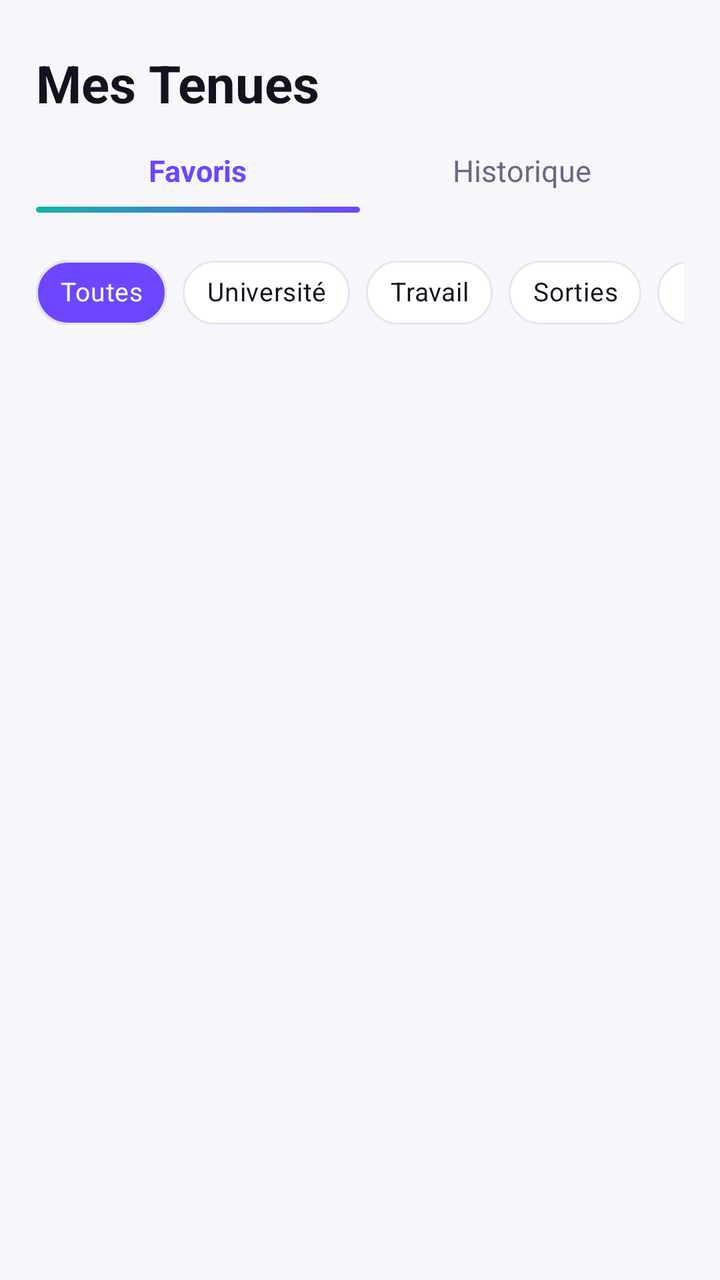
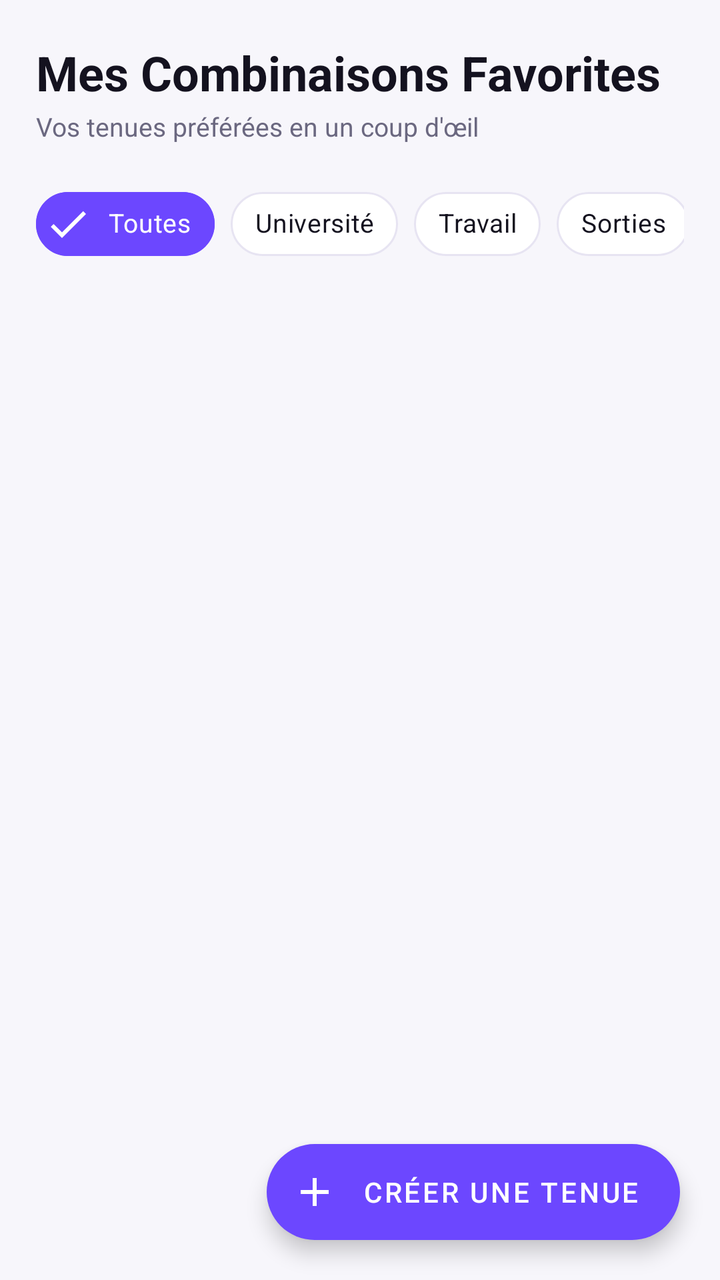

Screens rendered from an Android XML layout before and after an edit, with the pre-edit source and the edit as a unified diff.
<!-- AndroidManifest.xml: application theme Theme.Wearia -->
<!-- res/layout/fragment_my_outfits.xml -->
<?xml version="1.0" encoding="utf-8"?>
<LinearLayout xmlns:android="http://schemas.android.com/apk/res/android"
    xmlns:app="http://schemas.android.com/apk/res-auto"
    xmlns:tools="http://schemas.android.com/tools"
    android:layout_width="match_parent"
    android:layout_height="match_parent"
    android:orientation="vertical"
    android:background="@color/colorBackground"
    android:paddingHorizontal="18dp"
    android:paddingTop="24dp">

    
    <TextView
        android:layout_width="wrap_content"
        android:layout_height="wrap_content"
        android:text="Mes Tenues"
        android:textSize="26sp"
        android:textStyle="bold"
        android:textColor="@color/colorTextPrimary"
        android:layout_marginBottom="16dp" />

    
    <LinearLayout
        android:layout_width="match_parent"
        android:layout_height="wrap_content"
        android:orientation="horizontal"
        android:gravity="center"
        android:layout_marginBottom="16dp">

        <LinearLayout
            android:id="@+id/tab_favorites"
            android:layout_width="0dp"
            android:layout_height="wrap_content"
            android:layout_weight="1"
            android:orientation="vertical"
            android:gravity="center"
            android:clickable="true"
            android:focusable="true">

            <TextView
                android:id="@+id/tv_tab_favorites"
                android:layout_width="wrap_content"
                android:layout_height="wrap_content"
                android:text="Favoris"
                android:textSize="15sp"
                android:textStyle="bold"
                android:textColor="@color/colorPrimary"
                android:paddingBottom="8dp" />

            <View
                android:id="@+id/indicator_favorites"
                android:layout_width="match_parent"
                android:layout_height="3dp"
                android:background="@drawable/bg_brand_gradient" />
        </LinearLayout>

        <LinearLayout
            android:id="@+id/tab_history"
            android:layout_width="0dp"
            android:layout_height="wrap_content"
            android:layout_weight="1"
            android:orientation="vertical"
            android:gravity="center"
            android:clickable="true"
            android:focusable="true">

            <TextView
                android:id="@+id/tv_tab_history"
                android:layout_width="wrap_content"
                android:layout_height="wrap_content"
                android:text="Historique"
                android:textSize="15sp"
                android:textColor="@color/colorTextSecondary"
                android:paddingBottom="8dp" />

            <View
                android:id="@+id/indicator_history"
                android:layout_width="match_parent"
                android:layout_height="3dp"
                android:background="@android:color/transparent" />
        </LinearLayout>
    </LinearLayout>

    
    <HorizontalScrollView
        android:layout_width="match_parent"
        android:layout_height="wrap_content"
        android:scrollbars="none"
        android:layout_marginBottom="14dp">

        <com.google.android.material.chip.ChipGroup
            android:id="@+id/chip_group_occasions"
            android:layout_width="wrap_content"
            android:layout_height="wrap_content"
            app:singleSelection="true">

            <com.google.android.material.chip.Chip
                android:id="@+id/chip_occasion_all"
                android:layout_width="wrap_content"
                android:layout_height="wrap_content"
                android:text="Toutes"
                android:checked="true"
                style="@style/Widget.Wearia.Chip"
                app:chipBackgroundColor="@color/colorPrimary"
                android:textColor="@color/colorOnPrimary" />

            <com.google.android.material.chip.Chip
                android:id="@+id/chip_occasion_university"
                android:layout_width="wrap_content"
                android:layout_height="wrap_content"
                android:text="Université"
                style="@style/Widget.Wearia.Chip" />

            <com.google.android.material.chip.Chip
                android:id="@+id/chip_occasion_work"
                android:layout_width="wrap_content"
                android:layout_height="wrap_content"
                android:text="Travail"
                style="@style/Widget.Wearia.Chip" />

            <com.google.android.material.chip.Chip
                android:id="@+id/chip_occasion_outings"
                android:layout_width="wrap_content"
                android:layout_height="wrap_content"
                android:text="Sorties"
                style="@style/Widget.Wearia.Chip" />

            <com.google.android.material.chip.Chip
                android:id="@+id/chip_occasion_events"
                android:layout_width="wrap_content"
                android:layout_height="wrap_content"
                android:text="Événements"
                style="@style/Widget.Wearia.Chip" />
        </com.google.android.material.chip.ChipGroup>
    </HorizontalScrollView>

    <ProgressBar
        android:id="@+id/progress_bar"
        android:layout_width="wrap_content"
        android:layout_height="wrap_content"
        android:layout_gravity="center"
        android:indeterminateTint="@color/colorPrimary"
        android:visibility="gone"
        android:layout_marginVertical="24dp" />

    <TextView
        android:id="@+id/tv_empty"
        android:layout_width="match_parent"
        android:layout_height="match_parent"
        android:gravity="center"
        android:text="Aucune tenue enregistrée pour le moment.\nGénérez une tenue et touchez 'J'aime' pour la retrouver ici."
        android:textColor="@color/colorTextSecondary"
        android:textSize="14sp"
        android:lineSpacingExtra="3dp"
        android:visibility="gone"
        android:padding="32dp" />

    
    <androidx.recyclerview.widget.RecyclerView
        android:id="@+id/rv_outfits"
        android:layout_width="match_parent"
        android:layout_height="match_parent"
        android:clipToPadding="false"
        android:paddingBottom="28dp" />

</LinearLayout>
<!-- resources referenced by this layout -->
<resources>
  <color name="colorBackground">#F7F6FB</color>
  <color name="colorOnPrimary">#FFFFFF</color>
  <color name="colorPrimary">#6C47FF</color>
  <color name="colorTextPrimary">#14121F</color>
  <color name="colorTextSecondary">#6B6880</color>
  <!-- drawable bg_brand_gradient (drawable) -->
  <?xml version="1.0" encoding="utf-8"?>
  <shape xmlns:android="http://schemas.android.com/apk/res/android"
      android:shape="rectangle">
      <gradient
          android:angle="315"
          android:startColor="#12B5A6"
          android:endColor="#6C47FF"
          android:type="linear" />
      <corners android:radius="24dp" />
  </shape>
  <style name="Widget.Wearia.Chip" parent="Widget.MaterialComponents.Chip.Choice">
          <item name="chipCornerRadius">@dimen/chip_corner_radius</item>
          <item name="chipBackgroundColor">@color/colorSurface</item>
          <item name="chipStrokeColor">@color/colorBorder</item>
          <item name="chipStrokeWidth">1dp</item>
          <item name="android:textColor">@color/colorTextPrimary</item>
          <item name="android:textSize">13sp</item>
          <item name="android:textAlignment">center</item>
          <item name="android:gravity">center</item>
          <item name="android:paddingStart">14dp</item>
          <item name="android:paddingEnd">14dp</item>
          <item name="android:minHeight">40dp</item>
      </style>
  <dimen name="chip_corner_radius">20dp</dimen>
  <color name="colorSurface">#FFFFFF</color>
  <color name="colorBorder">#E7E4F2</color>
  <color name="colorPrimaryVariant">#5338D5</color>
  <color name="colorSecondary">#12B5A6</color>
  <color name="colorSecondaryVariant">#0E9487</color>
  <color name="colorOnSecondary">#FFFFFF</color>
  <style name="Widget.Wearia.Button.Pill" parent="Widget.MaterialComponents.Button">
          <item name="backgroundTint">@color/colorPrimary</item>
          <item name="android:textColor">@color/colorOnPrimary</item>
          <item name="cornerRadius">@dimen/pill_corner_radius</item>
          <item name="android:insetTop">0dp</item>
          <item name="android:insetBottom">0dp</item>
          <item name="android:minHeight">@dimen/button_height</item>
          <item name="android:paddingTop">0dp</item>
          <item name="android:paddingBottom">0dp</item>
          <item name="android:paddingLeft">24dp</item>
          <item name="android:paddingRight">24dp</item>
          <item name="android:gravity">center</item>
          <item name="android:textAlignment">center</item>
          <item name="android:includeFontPadding">false</item>
          <item name="android:textSize">15sp</item>
          <item name="android:textStyle">bold</item>
          <item name="android:textAllCaps">false</item>
          <item name="elevation">2dp</item>
          <item name="android:stateListAnimator">@null</item>
      </style>
  <style name="Widget.Wearia.Card" parent="Widget.MaterialComponents.CardView">
          <item name="cardBackgroundColor">@color/colorSurfaceCard</item>
          <item name="cardCornerRadius">@dimen/card_corner_radius</item>
          <item name="cardElevation">2dp</item>
          <item name="strokeColor">@color/colorBorder</item>
          <item name="strokeWidth">1dp</item>
      </style>
  <style name="Widget.Wearia.BottomNav" parent="Widget.MaterialComponents.BottomNavigationView">
          <item name="backgroundTint">@color/colorSurface</item>
          <item name="itemIconTint">@color/bottom_nav_color_selector</item>
          <item name="itemTextColor">@color/bottom_nav_color_selector</item>
          <item name="elevation">12dp</item>
          <item name="itemRippleColor">#1A6C47FF</item>
      </style>
  <dimen name="pill_corner_radius">24dp</dimen>
  <dimen name="button_height">52dp</dimen>
  <color name="colorSurfaceCard">#FFFFFF</color>
  <dimen name="card_corner_radius">20dp</dimen>
  <!-- unchanged entries left out for length: 1 -->
</resources>

<!-- the commit's change to res/layout/fragment_my_outfits.xml (unified diff, before → after) -->
@@ -1,166 +1,198 @@
 <?xml version="1.0" encoding="utf-8"?>
-<LinearLayout xmlns:android="http://schemas.android.com/apk/res/android"
+<androidx.coordinatorlayout.widget.CoordinatorLayout
+    xmlns:android="http://schemas.android.com/apk/res/android"
     xmlns:app="http://schemas.android.com/apk/res-auto"
     xmlns:tools="http://schemas.android.com/tools"
     android:layout_width="match_parent"
     android:layout_height="match_parent"
-    android:orientation="vertical"
-    android:background="@color/colorBackground"
-    android:paddingHorizontal="18dp"
-    android:paddingTop="24dp">
+    android:background="@color/colorBackground">
 
-    
-    <TextView
-        android:layout_width="wrap_content"
-        android:layout_height="wrap_content"
-        android:text="Mes Tenues"
-        android:textSize="26sp"
-        android:textStyle="bold"
-        android:textColor="@color/colorTextPrimary"
-        android:layout_marginBottom="16dp" />
-
-    
     <LinearLayout
         android:layout_width="match_parent"
-        android:layout_height="wrap_content"
-        android:orientation="horizontal"
-        android:gravity="center"
-        android:layout_marginBottom="16dp">
+        android:layout_height="match_parent"
+        android:orientation="vertical"
+        android:paddingHorizontal="18dp"
+        android:paddingTop="20dp">
 
+        
         <LinearLayout
-            android:id="@+id/tab_favorites"
-            android:layout_width="0dp"
+            android:layout_width="match_parent"
             android:layout_height="wrap_content"
-            android:layout_weight="1"
             android:orientation="vertical"
-            android:gravity="center"
-            android:clickable="true"
-            android:focusable="true">
+            android:layout_marginBottom="16dp">
 
             <TextView
-                android:id="@+id/tv_tab_favorites"
                 android:layout_width="wrap_content"
                 android:layout_height="wrap_content"
-                android:text="Favoris"
-                android:textSize="15sp"
+                android:text="Mes Combinaisons Favorites"
+                android:textSize="24sp"
                 android:textStyle="bold"
-                android:textColor="@color/colorPrimary"
-                android:paddingBottom="8dp" />
+                android:textColor="@color/colorTextPrimary" />
 
-            <View
-                android:id="@+id/indicator_favorites"
-                android:layout_width="match_parent"
-                android:layout_height="3dp"
-                android:background="@drawable/bg_brand_gradient" />
+            <TextView
+                android:layout_width="wrap_content"
+                android:layout_height="wrap_content"
+                android:text="Vos tenues préférées en un coup d'œil"
+                android:textSize="13sp"
+                android:textColor="@color/colorTextSecondary"
+                android:layout_marginTop="2dp" />
         </LinearLayout>
 
-        <LinearLayout
-            android:id="@+id/tab_history"
-            android:layout_width="0dp"
+        
+        <HorizontalScrollView
+            android:layout_width="match_parent"
             android:layout_height="wrap_content"
-            android:layout_weight="1"
-            android:orientation="vertical"
-            android:gravity="center"
-            android:clickable="true"
-            android:focusable="true">
+            android:scrollbars="none"
+            android:layout_marginBottom="14dp">
 
-            <TextView
-                android:id="@+id/tv_tab_history"
+            <com.google.android.material.chip.ChipGroup
+                android:id="@+id/chip_group_occasions"
                 android:layout_width="wrap_content"
                 android:layout_height="wrap_content"
-                android:text="Historique"
-                android:textSize="15sp"
-                android:textColor="@color/colorTextSecondary"
-                android:paddingBottom="8dp" />
+                app:singleSelection="true"
+                app:selectionRequired="true">
 
-            <View
-                android:id="@+id/indicator_history"
-                android:layout_width="match_parent"
-                android:layout_height="3dp"
-                android:background="@android:color/transparent" />
-        </LinearLayout>
+                <com.google.android.material.chip.Chip
+                    android:id="@+id/chip_occasion_all"
+                    android:layout_width="wrap_content"
+                    android:layout_height="wrap_content"
+                    android:text="Toutes"
+                    android:checkable="true"
+                    android:checked="true"
+                    app:checkedIconVisible="true"
+                    app:checkedIconTint="@color/chip_filter_text_color"
+                    app:chipBackgroundColor="@color/chip_filter_background"
+                    app:chipStrokeColor="@color/chip_filter_stroke_color"
+                    app:chipStrokeWidth="1dp"
+                    app:chipCornerRadius="20dp"
+                    android:textColor="@color/chip_filter_text_color"
+                    android:textSize="13sp" />
+
+                <com.google.android.material.chip.Chip
+                    android:id="@+id/chip_occasion_university"
+                    android:layout_width="wrap_content"
+                    android:layout_height="wrap_content"
+                    android:text="Université"
+                    android:checkable="true"
+                    android:checked="false"
+                    app:checkedIconVisible="true"
+                    app:checkedIconTint="@color/chip_filter_text_color"
+                    app:chipBackgroundColor="@color/chip_filter_background"
+                    app:chipStrokeColor="@color/chip_filter_stroke_color"
+                    app:chipStrokeWidth="1dp"
+                    app:chipCornerRadius="20dp"
+                    android:textColor="@color/chip_filter_text_color"
+                    android:textSize="13sp" />
+
+                <com.google.android.material.chip.Chip
+                    android:id="@+id/chip_occasion_work"
+                    android:layout_width="wrap_content"
+                    android:layout_height="wrap_content"
+                    android:text="Travail"
+                    android:checkable="true"
+                    android:checked="false"
+                    app:checkedIconVisible="true"
+                    app:checkedIconTint="@color/chip_filter_text_color"
+                    app:chipBackgroundColor="@color/chip_filter_background"
+                    app:chipStrokeColor="@color/chip_filter_stroke_color"
+                    app:chipStrokeWidth="1dp"
+                    app:chipCornerRadius="20dp"
+                    android:textColor="@color/chip_filter_text_color"
+                    android:textSize="13sp" />
+
+                <com.google.android.material.chip.Chip
+                    android:id="@+id/chip_occasion_outings"
+                    android:layout_width="wrap_content"
+                    android:layout_height="wrap_content"
+                    android:text="Sorties"
+                    android:checkable="true"
+                    android:checked="false"
+                    app:checkedIconVisible="true"
+                    app:checkedIconTint="@color/chip_filter_text_color"
+                    app:chipBackgroundColor="@color/chip_filter_background"
+                    app:chipStrokeColor="@color/chip_filter_stroke_color"
+                    app:chipStrokeWidth="1dp"
+                    app:chipCornerRadius="20dp"
+                    android:textColor="@color/chip_filter_text_color"
+                    android:textSize="13sp" />
+
+                <com.google.android.material.chip.Chip
+                    android:id="@+id/chip_occasion_events"
+                    android:layout_width="wrap_content"
+                    android:layout_height="wrap_content"
+                    android:text="Événements"
+                    android:checkable="true"
+                    android:checked="false"
+                    app:checkedIconVisible="true"
+                    app:checkedIconTint="@color/chip_filter_text_color"
+                    app:chipBackgroundColor="@color/chip_filter_background"
+                    app:chipStrokeColor="@color/chip_filter_stroke_color"
+                    app:chipStrokeWidth="1dp"
+                    app:chipCornerRadius="20dp"
+                    android:textColor="@color/chip_filter_text_color"
+                    android:textSize="13sp" />
+
+                <com.google.android.material.chip.Chip
+                    android:id="@+id/chip_occasion_daily"
+                    android:layout_width="wrap_content"
+                    android:layout_height="wrap_content"
+                    android:text="Quotidien"
+                    android:checkable="true"
+                    android:checked="false"
+                    app:checkedIconVisible="true"
+                    app:checkedIconTint="@color/chip_filter_text_color"
+                    app:chipBackgroundColor="@color/chip_filter_background"
+                    app:chipStrokeColor="@color/chip_filter_stroke_color"
+                    app:chipStrokeWidth="1dp"
+                    app:chipCornerRadius="20dp"
+                    android:textColor="@color/chip_filter_text_color"
+                    android:textSize="13sp" />
+            </com.google.android.material.chip.ChipGroup>
+        </HorizontalScrollView>
+
+        <ProgressBar
+            android:id="@+id/progress_bar"
+            android:layout_width="wrap_content"
+            android:layout_height="wrap_content"
+            android:layout_gravity="center"
+            android:indeterminateTint="@color/colorPrimary"
+            android:visibility="gone"
+            android:layout_marginVertical="24dp" />
+
+        <TextView
+            android:id="@+id/tv_empty"
+            android:layout_width="match_parent"
+            android:layout_height="match_parent"
+            android:gravity="center"
+            android:text="Aucune combinaison favorite enregistrée pour le moment.\nTouchez 'Créer une tenue' ou générez une tenue pour la retrouver ici."
+            android:textColor="@color/colorTextSecondary"
+            android:textSize="14sp"
+            android:lineSpacingExtra="3dp"
+            android:visibility="gone"
+            android:padding="32dp" />
+
+        
+        <androidx.recyclerview.widget.RecyclerView
+            android:id="@+id/rv_outfits"
+            android:layout_width="match_parent"
+            android:layout_height="match_parent"
+            android:clipToPadding="false"
+            android:paddingBottom="88dp" />
+
     </LinearLayout>
 
     
-    <HorizontalScrollView
-        android:layout_width="match_parent"
-        android:layout_height="wrap_content"
-        android:scrollbars="none"
-        android:layout_marginBottom="14dp">
-
-        <com.google.android.material.chip.ChipGroup
-            android:id="@+id/chip_group_occasions"
-            android:layout_width="wrap_content"
-            android:layout_height="wrap_content"
-            app:singleSelection="true">
-
-            <com.google.android.material.chip.Chip
-                android:id="@+id/chip_occasion_all"
-                android:layout_width="wrap_content"
-                android:layout_height="wrap_content"
-                android:text="Toutes"
-                android:checked="true"
-                style="@style/Widget.Wearia.Chip"
-                app:chipBackgroundColor="@color/colorPrimary"
-                android:textColor="@color/colorOnPrimary" />
-
-            <com.google.android.material.chip.Chip
-                android:id="@+id/chip_occasion_university"
-                android:layout_width="wrap_content"
-                android:layout_height="wrap_content"
-                android:text="Université"
-                style="@style/Widget.Wearia.Chip" />
-
-            <com.google.android.material.chip.Chip
-                android:id="@+id/chip_occasion_work"
-                android:layout_width="wrap_content"
-                android:layout_height="wrap_content"
-                android:text="Travail"
-                style="@style/Widget.Wearia.Chip" />
-
-            <com.google.android.material.chip.Chip
-                android:id="@+id/chip_occasion_outings"
-                android:layout_width="wrap_content"
-                android:layout_height="wrap_content"
-                android:text="Sorties"
-                style="@style/Widget.Wearia.Chip" />
-
-            <com.google.android.material.chip.Chip
-                android:id="@+id/chip_occasion_events"
-                android:layout_width="wrap_content"
-                android:layout_height="wrap_content"
-                android:text="Événements"
-                style="@style/Widget.Wearia.Chip" />
-        </com.google.android.material.chip.ChipGroup>
-    </HorizontalScrollView>
-
-    <ProgressBar
-        android:id="@+id/progress_bar"
+    <com.google.android.material.floatingactionbutton.ExtendedFloatingActionButton
+        android:id="@+id/fab_create_outfit"
         android:layout_width="wrap_content"
         android:layout_height="wrap_content"
-        android:layout_gravity="center"
-        android:indeterminateTint="@color/colorPrimary"
-        android:visibility="gone"
-        android:layout_marginVertical="24dp" />
+        android:layout_gravity="bottom|end"
+        android:layout_margin="20dp"
+        android:text="Créer une tenue"
+        android:textColor="@android:color/white"
+        app:icon="@drawable/ic_add"
+        app:iconTint="@android:color/white"
+        app:backgroundTint="@color/colorPrimary"
+        app:elevation="4dp" />
 
-    <TextView
-        android:id="@+id/tv_empty"
-        android:layout_width="match_parent"
-        android:layout_height="match_parent"
-        android:gravity="center"
-        android:text="Aucune tenue enregistrée pour le moment.\nGénérez une tenue et touchez 'J'aime' pour la retrouver ici."
-        android:textColor="@color/colorTextSecondary"
-        android:textSize="14sp"
-        android:lineSpacingExtra="3dp"
-        android:visibility="gone"
-        android:padding="32dp" />
-
-    
-    <androidx.recyclerview.widget.RecyclerView
-        android:id="@+id/rv_outfits"
-        android:layout_width="match_parent"
-        android:layout_height="match_parent"
-        android:clipToPadding="false"
-        android:paddingBottom="28dp" />
-
-</LinearLayout>
+</androidx.coordinatorlayout.widget.CoordinatorLayout>
<!-- resource entries referenced after the edit -->
@@ -5,17 +5,16 @@
   <color name="colorPrimary">#6C47FF</color>
   <color name="colorTextPrimary">#14121F</color>
   <color name="colorTextSecondary">#6B6880</color>
-  <!-- drawable bg_brand_gradient (drawable) -->
-  <?xml version="1.0" encoding="utf-8"?>
-  <shape xmlns:android="http://schemas.android.com/apk/res/android"
-      android:shape="rectangle">
-      <gradient
-          android:angle="315"
-          android:startColor="#12B5A6"
-          android:endColor="#6C47FF"
-          android:type="linear" />
-      <corners android:radius="24dp" />
-  </shape>
+  <!-- drawable ic_add (drawable) -->
+  <vector xmlns:android="http://schemas.android.com/apk/res/android"
+      android:width="24dp"
+      android:height="24dp"
+      android:viewportWidth="24"
+      android:viewportHeight="24">
+      <path
+          android:fillColor="#FFFFFFFF"
+          android:pathData="M19,13h-6v6h-2v-6H5v-2h6V5h2v6h6v2z" />
+  </vector>
   <style name="Widget.Wearia.Chip" parent="Widget.MaterialComponents.Chip.Choice">
           <item name="chipCornerRadius">@dimen/chip_corner_radius</item>
           <item name="chipBackgroundColor">@color/colorSurface</item>
